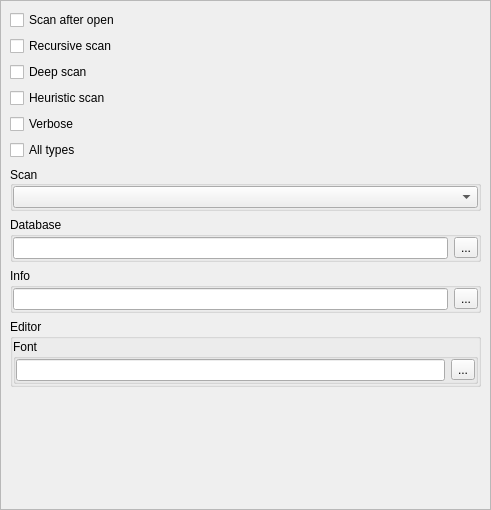
Before: the Qt Designer form dieoptionswidget.ui in horsicq/die_widget, drawn with Qt 5.
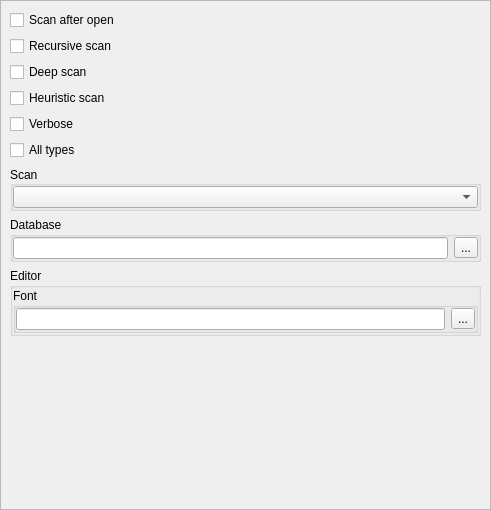
After: the same form once the commit is applied.

Diff of the .ui file:
```diff
--- a/dieoptionswidget.ui
+++ b/dieoptionswidget.ui
@@ -148,37 +148,6 @@
          </layout>
         </widget>
        </item>
-       <item>
-        <widget class="QGroupBox" name="groupBoxDIEInfo">
-         <property name="title">
-          <string>Info</string>
-         </property>
-         <layout class="QHBoxLayout" name="horizontalLayout_5">
-          <property name="leftMargin">
-           <number>0</number>
-          </property>
-          <property name="topMargin">
-           <number>0</number>
-          </property>
-          <property name="rightMargin">
-           <number>0</number>
-          </property>
-          <property name="bottomMargin">
-           <number>0</number>
-          </property>
-          <item>
-           <widget class="QLineEdit" name="lineEditDIEInfo"/>
-          </item>
-          <item>
-           <widget class="QToolButton" name="toolButtonDIEInfo">
-            <property name="text">
-             <string notr="true">...</string>
-            </property>
-           </widget>
-          </item>
-         </layout>
-        </widget>
-       </item>
        <item>
         <widget class="QGroupBox" name="groupBoxEditor">
          <property name="title">
```
